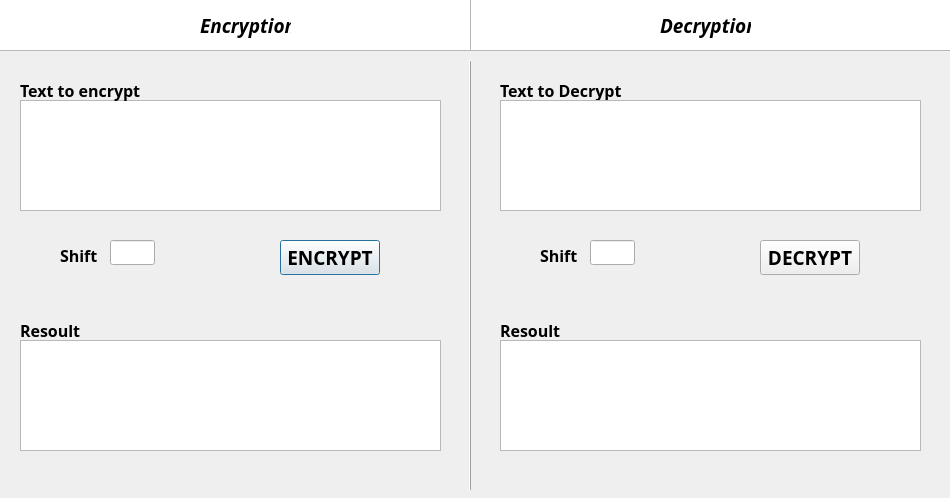
The window that caesar.ui (KrGDarkSide/encryptor) describes before a commit, drawn with Qt 5.
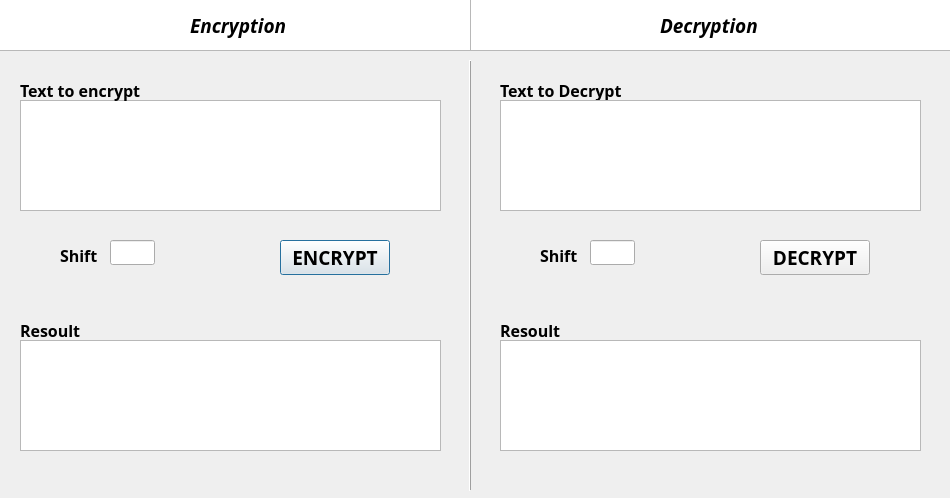
The same window after the commit.

Commit message: Caesare GUI: little changes for Linux.

What changed in the file:
```diff
--- a/caesar.ui
+++ b/caesar.ui
@@ -42,9 +42,9 @@
   <widget class="QLabel" name="label1">
    <property name="geometry">
     <rect>
-     <x>200</x>
+     <x>190</x>
      <y>10</y>
-     <width>91</width>
+     <width>181</width>
      <height>30</height>
     </rect>
    </property>
@@ -71,7 +71,7 @@
     <rect>
      <x>660</x>
      <y>10</y>
-     <width>91</width>
+     <width>161</width>
      <height>30</height>
     </rect>
    </property>
@@ -139,7 +139,7 @@
     <rect>
      <x>20</x>
      <y>80</y>
-     <width>141</width>
+     <width>171</width>
      <height>21</height>
     </rect>
    </property>
@@ -179,7 +179,7 @@
     <rect>
      <x>280</x>
      <y>240</y>
-     <width>100</width>
+     <width>110</width>
      <height>35</height>
     </rect>
    </property>
@@ -199,7 +199,7 @@
     <rect>
      <x>20</x>
      <y>320</y>
-     <width>72</width>
+     <width>91</width>
      <height>20</height>
     </rect>
    </property>
@@ -259,7 +259,7 @@
     <rect>
      <x>500</x>
      <y>320</y>
-     <width>72</width>
+     <width>91</width>
      <height>20</height>
     </rect>
    </property>
@@ -279,7 +279,7 @@
     <rect>
      <x>500</x>
      <y>80</y>
-     <width>141</width>
+     <width>171</width>
      <height>21</height>
     </rect>
    </property>
@@ -359,7 +359,7 @@
     <rect>
      <x>760</x>
      <y>240</y>
-     <width>100</width>
+     <width>110</width>
      <height>35</height>
     </rect>
    </property>
```
